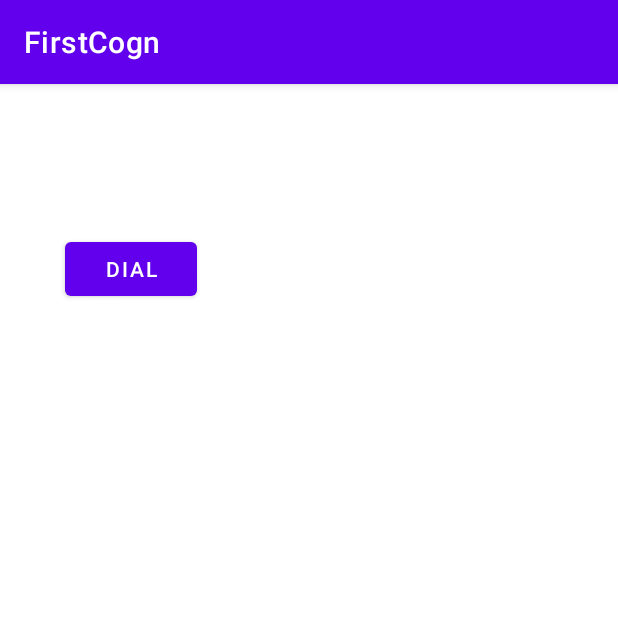
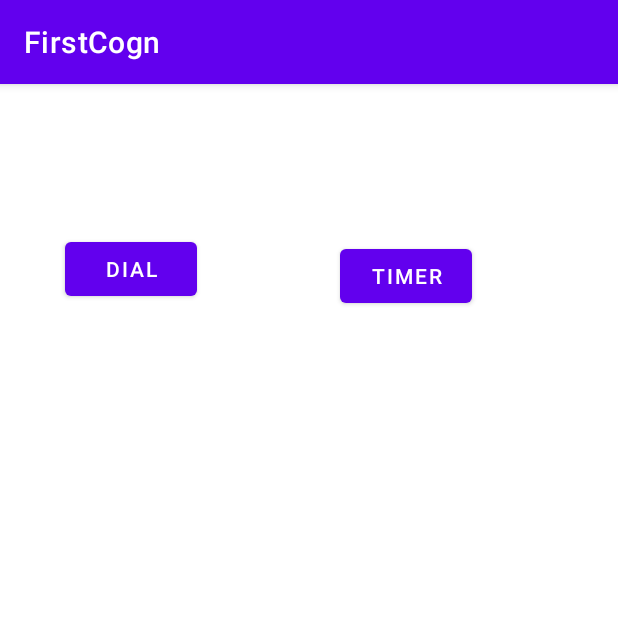
Before and after one commit to abdultanveer/FirstCogn, an Android app: the screen it shows after launch (HomeActivity), after a tap on "SIGN IN", on a phone screen of 412 x 824 dp, the top half of it. Run offline under Robolectric (Android 15) with nearby library versions, the phone set to English and light mode, and no system bars.

Commit message:
implicit intent - kotlin timer, dialer

```diff
--- a/app/src/main/AndroidManifest.xml
+++ b/app/src/main/AndroidManifest.xml
@@ -1,6 +1,7 @@
 <?xml version="1.0" encoding="utf-8"?>
 <manifest xmlns:android="http://schemas.android.com/apk/res/android"
     package="com.abdul.firstcogn">
+    <uses-permission android:name="com.android.alarm.permission.SET_ALARM" />
 
     <application
         android:allowBackup="true"
--- a/app/src/main/java/com/abdul/firstcogn/MainActivity.java
+++ b/app/src/main/java/com/abdul/firstcogn/MainActivity.java
@@ -5,6 +5,7 @@ import androidx.constraintlayout.widget.ConstraintLayout;
 
 import android.content.Intent;
 import android.os.Bundle;
+import android.provider.AlarmClock;
 import android.util.Log;
 import android.view.View;
 import android.widget.EditText;
@@ -31,12 +32,33 @@ public class MainActivity extends AppCompatActivity implements View.OnFocusChang
     }
 
     public void clickHandler(View view) {
+        switch (view.getId()){
+            case R.id.button:
+                startHome();
+                break;
+            case R.id.btnAlarm:
+                createAlarm("midnight",00,49);
+                break;
+        }
+       // startHome();
+
+    }
+
+    public void createAlarm(String message, int hour, int minutes) {
+        Intent intent = new Intent(AlarmClock.ACTION_SET_ALARM)
+                .putExtra(AlarmClock.EXTRA_MESSAGE, message)
+                .putExtra(AlarmClock.EXTRA_HOUR, hour)
+                .putExtra(AlarmClock.EXTRA_MINUTES, minutes);
+        if (intent.resolveActivity(getPackageManager()) != null) {
+            startActivity(intent);
+        }
+    }
+
+    private void startHome() {
         String value = nameEditText.getText().toString();
         Intent hIntent = new Intent(this,HomeActivity.class); //explicit intent
         hIntent.putExtra("namekey",value);
         startActivity(hIntent);
-       /*    //using nameEdittext here
-        Toast.makeText(this, value, Toast.LENGTH_SHORT).show();*/
     }
 
     @Override
--- a/app/src/main/res/layout/activity_home.xml
+++ b/app/src/main/res/layout/activity_home.xml
@@ -17,7 +17,7 @@
         app:layout_constraintTop_toTopOf="parent" />
 
     <Button
-        android:id="@+id/button11"
+        android:id="@+id/btnDial"
         android:layout_width="wrap_content"
         android:layout_height="wrap_content"
         android:layout_marginStart="43dp"
@@ -26,4 +26,16 @@
         android:text="dial"
         app:layout_constraintStart_toStartOf="parent"
         app:layout_constraintTop_toTopOf="parent" />
+
+    <Button
+        android:id="@+id/btnTimer"
+        android:layout_width="wrap_content"
+
+        android:layout_height="wrap_content"
+        android:layout_marginTop="104dp"
+        android:layout_marginEnd="97dp"
+        android:onClick="handleClick"
+        android:text="timer"
+        app:layout_constraintEnd_toEndOf="parent"
+        app:layout_constraintTop_toTopOf="parent" />
 </androidx.constraintlayout.widget.ConstraintLayout>
```
Also changed, not shown: app/src/main/java/com/abdul/firstcogn/HomeActivity.kt (+20 -0 lines), app/src/main/res/layout/activity_main.xml (+20 -6 lines).
